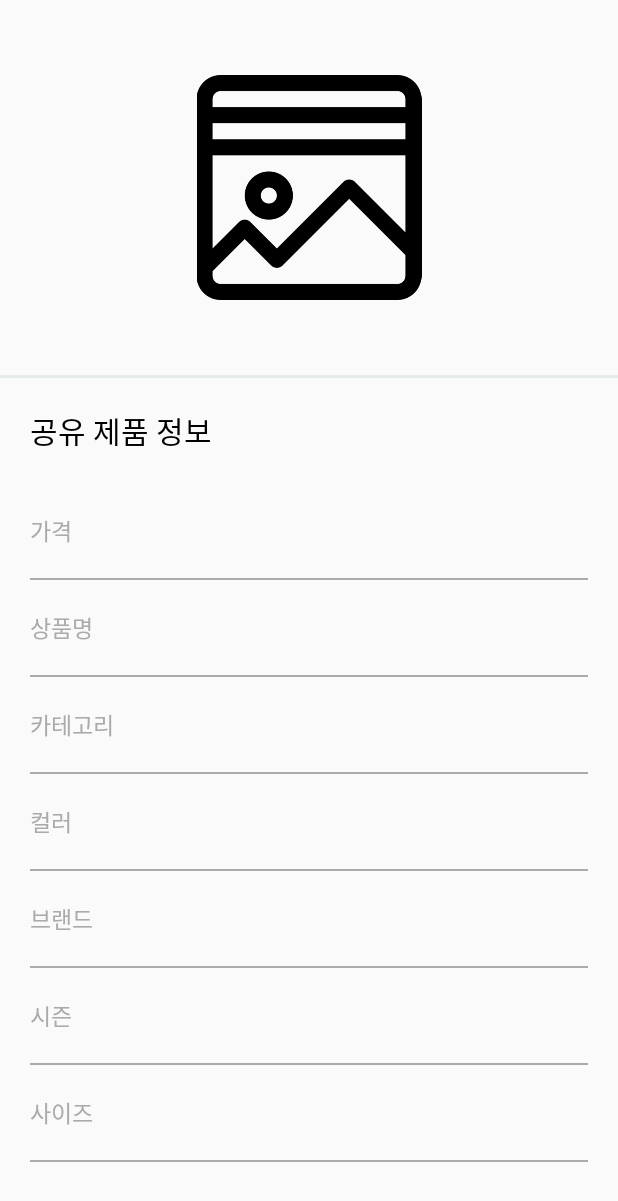
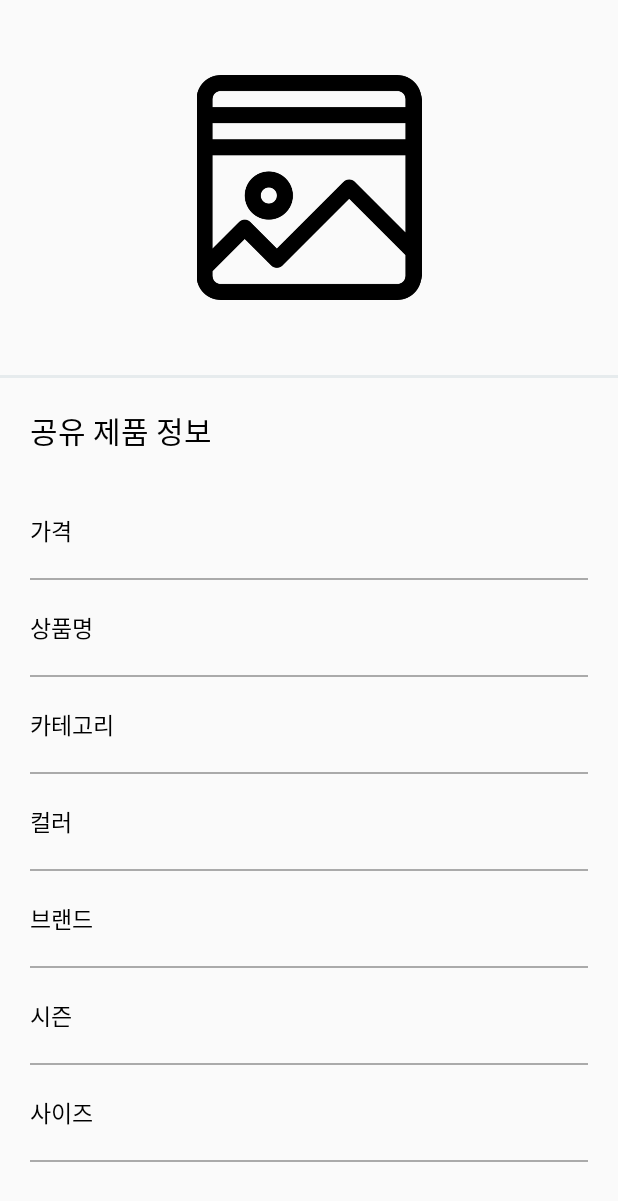
Before and after one commit to JunHeon-Ch/MobileProgrammingProject, an Android app: the layout activity_view_closet_info.xml on its own in the app's theme, with its tools: preview values and no code run, on a phone screen of 412 x 824 dp. Shown: the top 1201 px of the screen. Run offline under Robolectric (Android 15) with nearby library versions, the phone set to English and light mode, and no system bars.

```diff
--- a/MP_termProject/app/src/main/res/layout/activity_view_closet_info.xml
+++ b/MP_termProject/app/src/main/res/layout/activity_view_closet_info.xml
@@ -45,7 +45,7 @@
                 android:layout_height="wrap_content"
                 android:layout_margin="20dp"
                 android:text="@string/price"
-                android:textColor="@color/text_color"
+                android:textColor="@color/colorAccent"
                 android:textSize="15sp" />
 
             <View
@@ -61,7 +61,7 @@
                 android:layout_height="wrap_content"
                 android:layout_margin="20dp"
                 android:text="@string/popup_item_name"
-                android:textColor="@color/text_color"
+                android:textColor="@color/colorAccent"
                 android:textSize="15sp" />
 
             <View
@@ -78,7 +78,7 @@
                 android:layout_height="wrap_content"
                 android:layout_margin="20dp"
                 android:text="@string/popup_category"
-                android:textColor="@color/text_color"
+                android:textColor="@color/colorAccent"
                 android:textSize="15sp" />
 
             <View
@@ -95,7 +95,7 @@
                 android:layout_height="wrap_content"
                 android:layout_margin="20dp"
                 android:text="@string/popup_color"
-                android:textColor="@color/text_color"
+                android:textColor="@color/colorAccent"
                 android:textSize="15sp" />
 
             <View
@@ -112,7 +112,7 @@
                 android:layout_height="wrap_content"
                 android:layout_margin="20dp"
                 android:text="@string/popup_brand"
-                android:textColor="@color/text_color"
+                android:textColor="@color/colorAccent"
                 android:textSize="15sp" />
 
             <View
@@ -129,7 +129,7 @@
                 android:layout_height="wrap_content"
                 android:layout_margin="20dp"
                 android:text="@string/popup_season"
-                android:textColor="@color/text_color"
+                android:textColor="@color/colorAccent"
                 android:textSize="15sp" />
 
             <View
@@ -146,7 +146,7 @@
                 android:layout_height="wrap_content"
                 android:layout_margin="20dp"
                 android:text="@string/popup_size"
-                android:textColor="@color/text_color"
+                android:textColor="@color/colorAccent"
                 android:textSize="15sp" />
 
             <View
```
